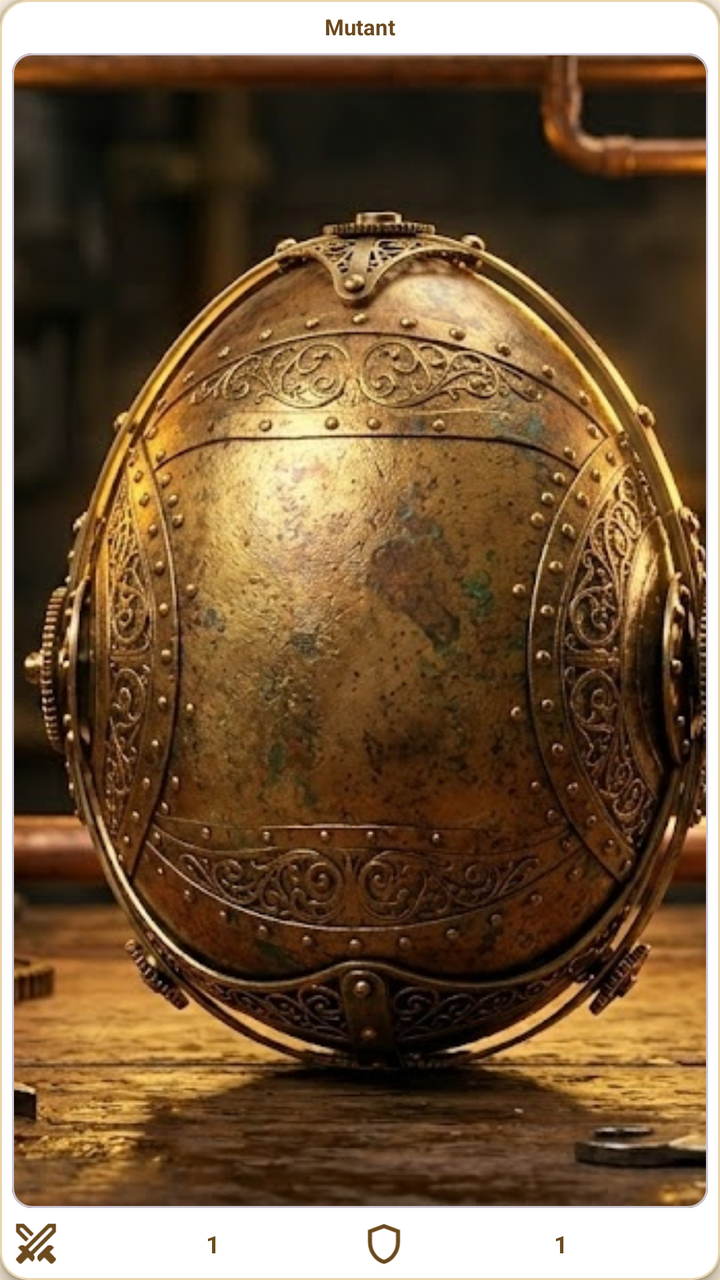
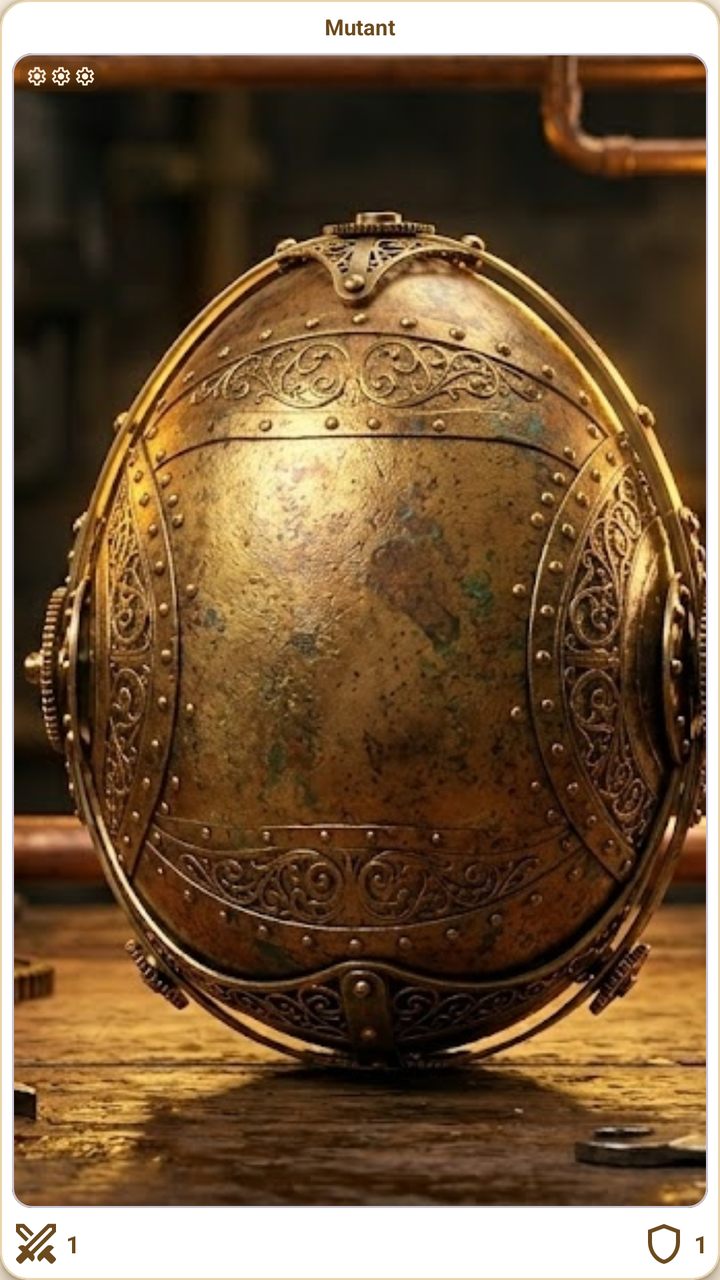

Compare the two renders of this Android layout. The source of the first and the diff that turns it into the second are given below.
<!-- AndroidManifest.xml: application theme Theme.RatKingRecon -->
<!-- res/layout/item_rat_card.xml -->
<?xml version="1.0" encoding="utf-8"?>
<com.google.android.material.card.MaterialCardView xmlns:android="http://schemas.android.com/apk/res/android"
    xmlns:app="http://schemas.android.com/apk/res-auto"
    xmlns:tools="http://schemas.android.com/tools"
    android:layout_width="match_parent"
    android:layout_height="168dp"
    android:layout_margin="4dp"
    android:outlineAmbientShadowColor="@color/shadow_warm"
    android:outlineSpotShadowColor="@color/shadow_warm"
    tools:targetApi="28"
    app:cardBackgroundColor="@color/card_white"
    app:strokeColor="@color/card_border"
    app:strokeWidth="1dp"
    app:cardCornerRadius="14dp"
    app:cardElevation="5dp">

    <LinearLayout
        android:layout_width="match_parent"
        android:layout_height="match_parent"
        android:orientation="vertical"
        android:padding="6dp">

        <TextView
            android:id="@+id/cardName"
            android:layout_width="match_parent"
            android:layout_height="wrap_content"
            android:text="Mutant"
            android:textSize="11sp"
            android:textStyle="bold"
            android:textColor="@color/text_primary"
            android:textAlignment="center"
            android:maxLines="1"
            android:ellipsize="end"
            android:layout_marginBottom="6dp" />

        <com.google.android.material.card.MaterialCardView
            android:layout_width="match_parent"
            android:layout_height="0dp"
            android:layout_weight="1"
            app:cardCornerRadius="10dp"
            app:cardBackgroundColor="@color/tan"
            app:cardElevation="0dp">

            <ImageView
                android:id="@+id/cardImage"
                android:layout_width="match_parent"
                android:layout_height="match_parent"
                android:scaleType="centerCrop"
                android:src="@drawable/newwegg_pic" />
        </com.google.android.material.card.MaterialCardView>

        <LinearLayout
            android:layout_width="match_parent"
            android:layout_height="wrap_content"
            android:orientation="horizontal"
            android:layout_marginTop="6dp">

            <TextView
                android:id="@+id/cardPower"
                android:layout_width="0dp"
                android:layout_height="wrap_content"
                android:layout_weight="1"
                android:text="1"
                android:drawableStart="@drawable/ic_power"
                android:drawablePadding="3dp"
                android:textColor="@color/text_primary"
                android:textSize="12sp"
                android:textStyle="bold"
                android:gravity="center" />

            <TextView
                android:id="@+id/cardToughness"
                android:layout_width="0dp"
                android:layout_height="wrap_content"
                android:layout_weight="1"
                android:text="1"
                android:drawableStart="@drawable/ic_toughness"
                android:drawablePadding="3dp"
                android:textColor="@color/text_primary"
                android:textSize="12sp"
                android:textStyle="bold"
                android:gravity="center" />
        </LinearLayout>
    </LinearLayout>

    
    <View
        android:id="@+id/cardFrameOverlay"
        android:layout_width="match_parent"
        android:layout_height="match_parent" />
</com.google.android.material.card.MaterialCardView>
<!-- resources referenced by this layout -->
<resources>
  <color name="card_border">#E8D6AE</color>
  <color name="card_white">#FFFFFF</color>
  <color name="shadow_warm">#4A2F0F</color>
  <color name="tan">#F5E6C8</color>
  <color name="text_primary">#6B4A1E</color>
  <!-- drawable ic_toughness (drawable) -->
  <?xml version="1.0" encoding="utf-8"?>
  <vector xmlns:android="http://schemas.android.com/apk/res/android"
      android:width="24dp"
      android:height="24dp"
      android:viewportWidth="960"
      android:viewportHeight="960"
      android:tint="@color/text_primary">
      <group android:translateX="-0" android:translateY="960">
          <path
              android:fillColor="@color/text_primary"
              android:pathData="M480-80q-139-35-229.5-159.5T160-516v-244l320-120 320 120v244q0 152-90.5 276.5T480-80Zm0-84q104-33 172-132t68-220v-189l-240-90-240 90v189q0 121 68 220t172 132Zm0-316Z" />
      </group>
  </vector>
  <style name="Theme.RatKingRecon" parent="Base.Theme.RatKingRecon" />
  <style name="Base.Theme.RatKingRecon" parent="Theme.Material3.Light.NoActionBar">
          <item name="colorPrimary">@color/amber</item>
          <item name="colorOnPrimary">@color/text_primary</item>
          <item name="colorSurface">@color/cream</item>
          <item name="colorOnSurface">@color/text_primary</item>
          <item name="android:colorBackground">@color/cream</item>
          <item name="android:statusBarColor">@color/cream</item>
          <item name="android:windowLightStatusBar">true</item>
          
          <item name="materialButtonStyle">@style/Widget.RatKing.Button</item>
          
          <item name="android:windowAnimationStyle">@style/Animation.RatKing.Screen</item>
          <item name="android:navigationBarColor">@color/tan</item>
          
          <item name="android:windowLightNavigationBar" tools:targetApi="27">true</item>
      </style>
  <color name="amber">#E8A94F</color>
  <color name="cream">#FBF3E3</color>
  <style name="Widget.RatKing.Button" parent="Widget.RatKing.Button.Base" />
  <style name="Animation.RatKing.Screen" parent="@android:style/Animation.Activity">
          <item name="android:activityOpenEnterAnimation">@anim/screen_enter</item>
          <item name="android:activityOpenExitAnimation">@anim/screen_exit</item>
          <item name="android:activityCloseEnterAnimation">@anim/screen_pop_enter</item>
          <item name="android:activityCloseExitAnimation">@anim/screen_pop_exit</item>
      </style>
  <style name="Widget.RatKing.Button.Base" parent="Widget.Material3.Button" />
  <!-- unchanged entries left out for length: 2 -->
</resources>

<!-- the commit's change to res/layout/item_rat_card.xml (unified diff, before → after) -->
@@ -3,7 +3,7 @@
     xmlns:app="http://schemas.android.com/apk/res-auto"
     xmlns:tools="http://schemas.android.com/tools"
     android:layout_width="match_parent"
-    android:layout_height="168dp"
+    android:layout_height="192dp"
     android:layout_margin="4dp"
     android:outlineAmbientShadowColor="@color/shadow_warm"
     android:outlineSpotShadowColor="@color/shadow_warm"
@@ -47,8 +47,48 @@
                 android:layout_height="match_parent"
                 android:scaleType="centerCrop"
                 android:src="@drawable/newwegg_pic" />
+
+            
+            <LinearLayout
+                android:id="@+id/cardGears"
+                android:layout_width="wrap_content"
+                android:layout_height="wrap_content"
+                android:layout_gravity="top|start"
+                android:layout_margin="4dp"
+                android:orientation="horizontal"
+                android:background="@drawable/bg_badge_scrim"
+                android:paddingHorizontal="3dp"
+                android:paddingVertical="2dp">
+
+                <ImageView
+                    android:id="@+id/cardGear1"
+                    android:layout_width="11dp"
+                    android:layout_height="11dp"
+                    android:src="@drawable/ic_settings"
+                    android:tint="@color/cream"
+                    android:importantForAccessibility="no" />
+
+                <ImageView
+                    android:id="@+id/cardGear2"
+                    android:layout_width="11dp"
+                    android:layout_height="11dp"
+                    android:layout_marginStart="1dp"
+                    android:src="@drawable/ic_settings"
+                    android:tint="@color/cream"
+                    android:importantForAccessibility="no" />
+
+                <ImageView
+                    android:id="@+id/cardGear3"
+                    android:layout_width="11dp"
+                    android:layout_height="11dp"
+                    android:layout_marginStart="1dp"
+                    android:src="@drawable/ic_settings"
+                    android:tint="@color/cream"
+                    android:importantForAccessibility="no" />
+            </LinearLayout>
         </com.google.android.material.card.MaterialCardView>
 
+        
         <LinearLayout
             android:layout_width="match_parent"
             android:layout_height="wrap_content"
@@ -57,29 +97,32 @@
 
             <TextView
                 android:id="@+id/cardPower"
-                android:layout_width="0dp"
+                android:layout_width="wrap_content"
                 android:layout_height="wrap_content"
-                android:layout_weight="1"
                 android:text="1"
                 android:drawableStart="@drawable/ic_power"
                 android:drawablePadding="3dp"
                 android:textColor="@color/text_primary"
                 android:textSize="12sp"
                 android:textStyle="bold"
-                android:gravity="center" />
+                android:gravity="center_vertical" />
+
+            <View
+                android:layout_width="0dp"
+                android:layout_height="1dp"
+                android:layout_weight="1" />
 
             <TextView
                 android:id="@+id/cardToughness"
-                android:layout_width="0dp"
+                android:layout_width="wrap_content"
                 android:layout_height="wrap_content"
-                android:layout_weight="1"
                 android:text="1"
                 android:drawableStart="@drawable/ic_toughness"
                 android:drawablePadding="3dp"
                 android:textColor="@color/text_primary"
                 android:textSize="12sp"
                 android:textStyle="bold"
-                android:gravity="center" />
+                android:gravity="center_vertical" />
         </LinearLayout>
     </LinearLayout>
 
<!-- resource entries referenced after the edit -->
@@ -5,6 +5,27 @@
   <color name="shadow_warm">#4A2F0F</color>
   <color name="tan">#F5E6C8</color>
   <color name="text_primary">#6B4A1E</color>
+  <!-- drawable bg_badge_scrim (drawable) -->
+  <?xml version="1.0" encoding="utf-8"?>
+  <shape xmlns:android="http://schemas.android.com/apk/res/android"
+      android:shape="rectangle">
+      <solid android:color="#4D4A2F0F" />
+      <corners android:radius="6dp" />
+  </shape>
+  <!-- drawable ic_settings (drawable) -->
+  <?xml version="1.0" encoding="utf-8"?>
+  <vector xmlns:android="http://schemas.android.com/apk/res/android"
+      android:width="24dp"
+      android:height="24dp"
+      android:viewportWidth="960"
+      android:viewportHeight="960"
+      android:tint="@color/text_primary">
+      <group android:translateX="-0" android:translateY="960">
+          <path
+              android:fillColor="@color/text_primary"
+              android:pathData="m370-80-16-128q-13-5-24.5-12T307-235l-119 50L78-375l103-78q-1-7-1-13.5v-27q0-6.5 1-13.5L78-585l110-190 119 50q11-8 23-15t24-12l16-128h220l16 128q13 5 24.5 12t22.5 15l119-50 110 190-103 78q1 7 1 13.5v27q0 6.5-2 13.5l103 78-110 190-118-50q-11 8-23 15t-24 12L590-80H370Zm70-80h79l14-106q31-8 57.5-23.5T639-327l99 41 39-68-86-65q5-14 7-29.5t2-31.5q0-16-2-31.5t-7-29.5l86-65-39-68-99 42q-22-23-48.5-38.5T533-694l-13-106h-79l-14 106q-31 8-57.5 23.5T321-633l-99-41-39 68 86 64q-5 15-7 30t-2 32q0 16 2 31t7 30l-86 65 39 68 99-42q22 23 48.5 38.5T427-266l13 106Zm42-180q58 0 99-41t41-99q0-58-41-99t-99-41q-59 0-99.5 41T342-480q0 58 40.5 99t99.5 41Zm-2-140Z" />
+      </group>
+  </vector>
   <!-- drawable ic_toughness (drawable) -->
   <?xml version="1.0" encoding="utf-8"?>
   <vector xmlns:android="http://schemas.android.com/apk/res/android"
